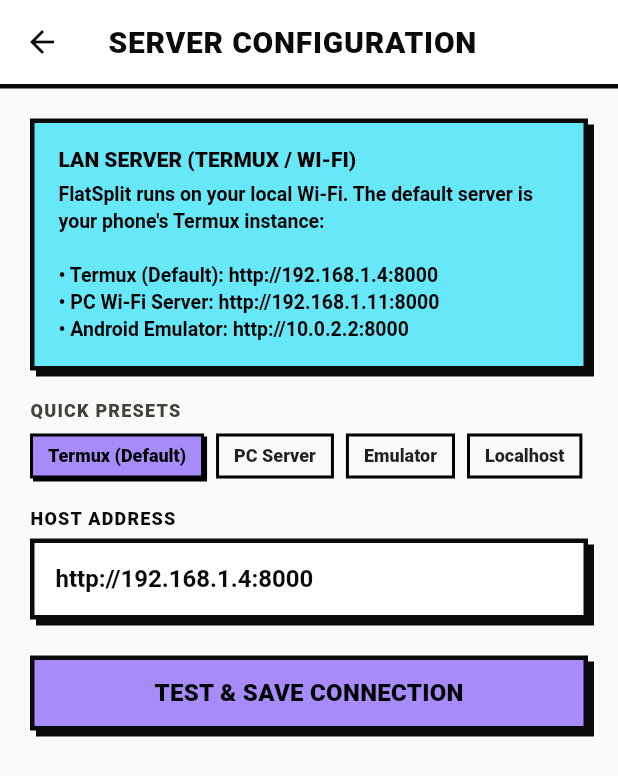
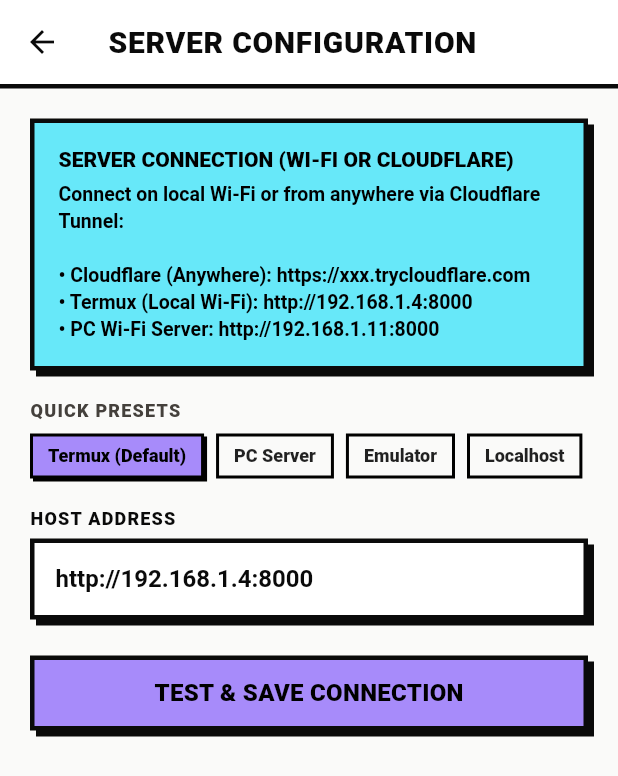
Before and after one commit to PRiNCeKUsHW/Split, a Flutter app: the screen it shows after launch, after a tap on an icon or button, on a phone screen of 412 x 824 dp. Shown: the top 776 px of the screen. Run offline on Flutter 3.47's test engine with Material 3 defaults, Android fonts, the phone set to English and light mode, and no system bars; our stand-ins replace qr_flutter, shared_preferences; accounts and stored records are empty; network calls fail.

Commit message:
feat: add Cloudflare tunnel support for global access via mobile & web

```diff
--- a/mobile/lib/screens/server_config_screen.dart
+++ b/mobile/lib/screens/server_config_screen.dart
@@ -37,7 +37,16 @@
     });
 
     final appState = Provider.of<AppState>(context, listen: false);
-    final url = _urlController.text.trim();
+    var url = _urlController.text.trim();
+    if (url.isNotEmpty && !url.startsWith('http://') && !url.startsWith('https://')) {
+      if (url.contains('trycloudflare.com') || !url.contains(':')) {
+        url = 'https://$url';
+      } else {
+        url = 'http://$url';
+      }
+      _urlController.text = url;
+    }
+
     final success = await appState.setServerUrl(url);
     if (!mounted) return;
 
@@ -46,7 +55,7 @@
       _isSuccess = success;
       _statusMessage = success
           ? 'Connected successfully to FlatSplit server!'
-          : 'Could not connect. Check the IP and make sure server is running on port 8000.';
+          : 'Could not connect. Check the URL/IP and ensure server or Cloudflare tunnel is running.';
     });
 
     if (success && mounted) {
@@ -85,15 +94,15 @@
                 crossAxisAlignment: CrossAxisAlignment.start,
                 children: const [
                   Text(
-                    'LAN SERVER (TERMUX / WI-FI)',
+                    'SERVER CONNECTION (WI-FI OR CLOUDFLARE)',
                     style: TextStyle(fontWeight: FontWeight.w900, fontSize: 14, color: Colors.black),
                   ),
                   SizedBox(height: 6),
                   Text(
-                    'FlatSplit runs on your local Wi-Fi. The default server is your phone\'s Termux instance:\n\n'
-                    '• Termux (Default): http://192.168.1.4:8000\n'
-                    '• PC Wi-Fi Server: http://192.168.1.11:8000\n'
-                    '• Android Emulator: http://10.0.2.2:8000',
+                    'Connect on local Wi-Fi or from anywhere via Cloudflare Tunnel:\n\n'
+                    '• Cloudflare (Anywhere): https://xxx.trycloudflare.com\n'
+                    '• Termux (Local Wi-Fi): http://192.168.1.4:8000\n'
+                    '• PC Wi-Fi Server: http://192.168.1.11:8000',
                     style: TextStyle(fontSize: 13, color: Colors.black, height: 1.4, fontWeight: FontWeight.w600),
                   ),
                 ],
@@ -124,7 +133,7 @@
             NeobrutalTextField(
               controller: _urlController,
               label: 'Host Address',
-              hint: 'http://192.168.1.4:8000',
+              hint: 'https://xxx.trycloudflare.com or http://192.168.1.4:8000',
               keyboardType: TextInputType.url,
             ),
             const SizedBox(height: 8),
--- a/mobile/lib/services/api_client.dart
+++ b/mobile/lib/services/api_client.dart
@@ -74,7 +74,7 @@
 
   Future<http.Response> get(String endpoint) async {
     final uri = Uri.parse('$_baseUrl$endpoint');
-    final response = await http.get(uri, headers: _headers()).timeout(const Duration(seconds: 10));
+    final response = await http.get(uri, headers: _headers()).timeout(const Duration(seconds: 15));
     _saveCookies(response);
     return response;
   }
@@ -84,14 +84,14 @@
     final body = data != null ? json.encode(data) : null;
     final response = await http
         .post(uri, headers: _headers(isJson: true), body: body)
-        .timeout(const Duration(seconds: 12));
+        .timeout(const Duration(seconds: 15));
     _saveCookies(response);
     return response;
   }
 
   Future<http.Response> delete(String endpoint) async {
     final uri = Uri.parse('$_baseUrl$endpoint');
-    final response = await http.delete(uri, headers: _headers()).timeout(const Duration(seconds: 10));
+    final response = await http.delete(uri, headers: _headers()).timeout(const Duration(seconds: 15));
     _saveCookies(response);
     return response;
   }
```
Also changed, not shown: 6 other files.
